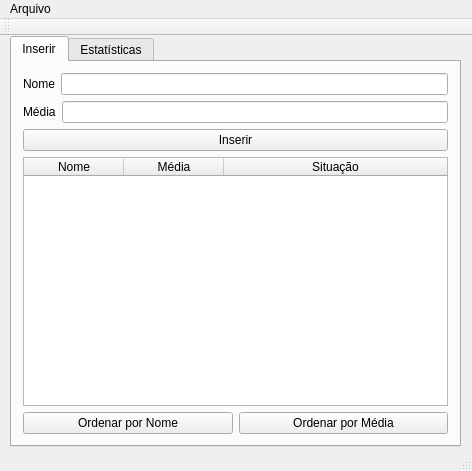
Qt form mainwindow.ui (calebeof/MedTask) before a commit.
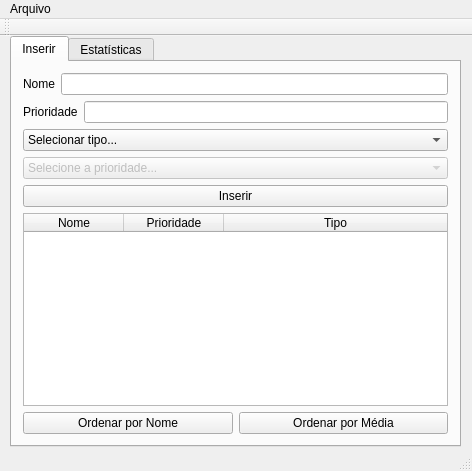
The same form after that commit.

Patch:
```diff
--- a/mainwindow.ui
+++ b/mainwindow.ui
@@ -50,7 +50,7 @@
         <item>
          <widget class="QLabel" name="label_2">
           <property name="text">
-           <string>Média</string>
+           <string>Prioridade</string>
           </property>
          </widget>
         </item>
@@ -59,6 +59,52 @@
         </item>
        </layout>
       </item>
+      <item alignment="Qt::AlignTop">
+       <widget class="QComboBox" name="selection_bar">
+        <item>
+         <property name="text">
+          <string>Selecionar tipo...</string>
+         </property>
+        </item>
+        <item>
+         <property name="text">
+          <string>Médico</string>
+         </property>
+        </item>
+        <item>
+         <property name="text">
+          <string>Paciente</string>
+         </property>
+        </item>
+       </widget>
+      </item>
+      <item>
+       <widget class="QComboBox" name="selection_bar2">
+        <property name="enabled">
+         <bool>false</bool>
+        </property>
+        <item>
+         <property name="text">
+          <string>Selecione a prioridade...</string>
+         </property>
+        </item>
+        <item>
+         <property name="text">
+          <string>Prioridade alta</string>
+         </property>
+        </item>
+        <item>
+         <property name="text">
+          <string>Prioridade média</string>
+         </property>
+        </item>
+        <item>
+         <property name="text">
+          <string>Prioridade baixa</string>
+         </property>
+        </item>
+       </widget>
+      </item>
       <item>
        <widget class="QPushButton" name="btn_insert">
         <property name="text">
@@ -90,12 +136,12 @@
         </column>
         <column>
          <property name="text">
-          <string>Média</string>
+          <string>Prioridade</string>
          </property>
         </column>
         <column>
          <property name="text">
-          <string>Situação</string>
+          <string>Tipo</string>
          </property>
         </column>
        </widget>
```
